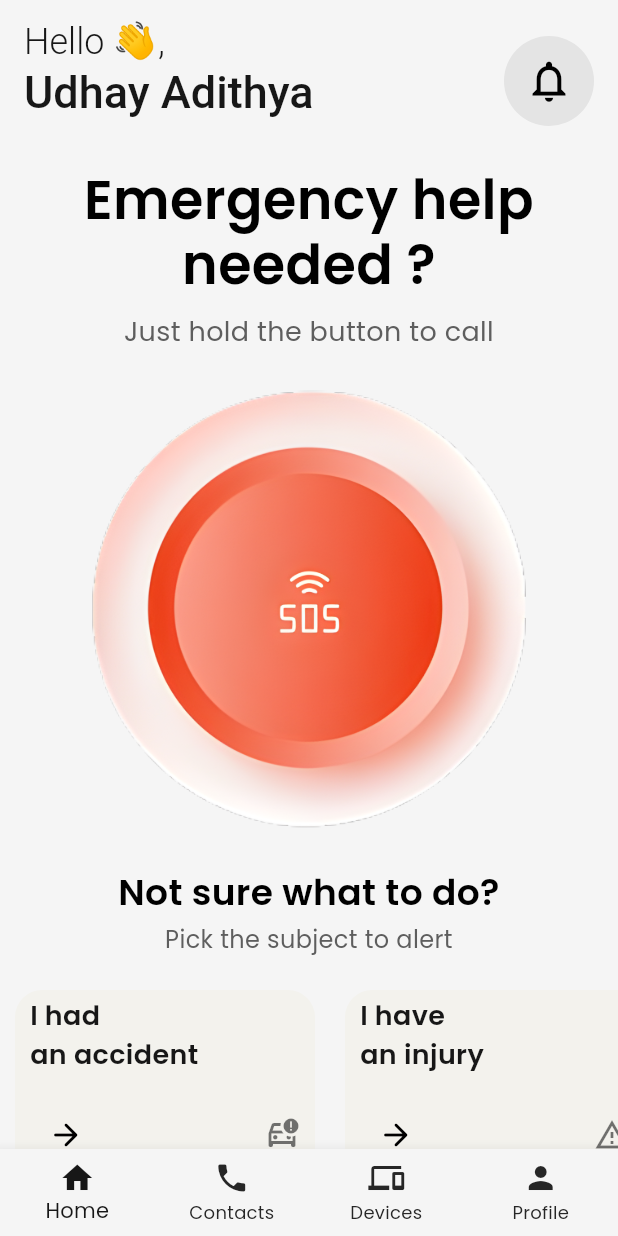
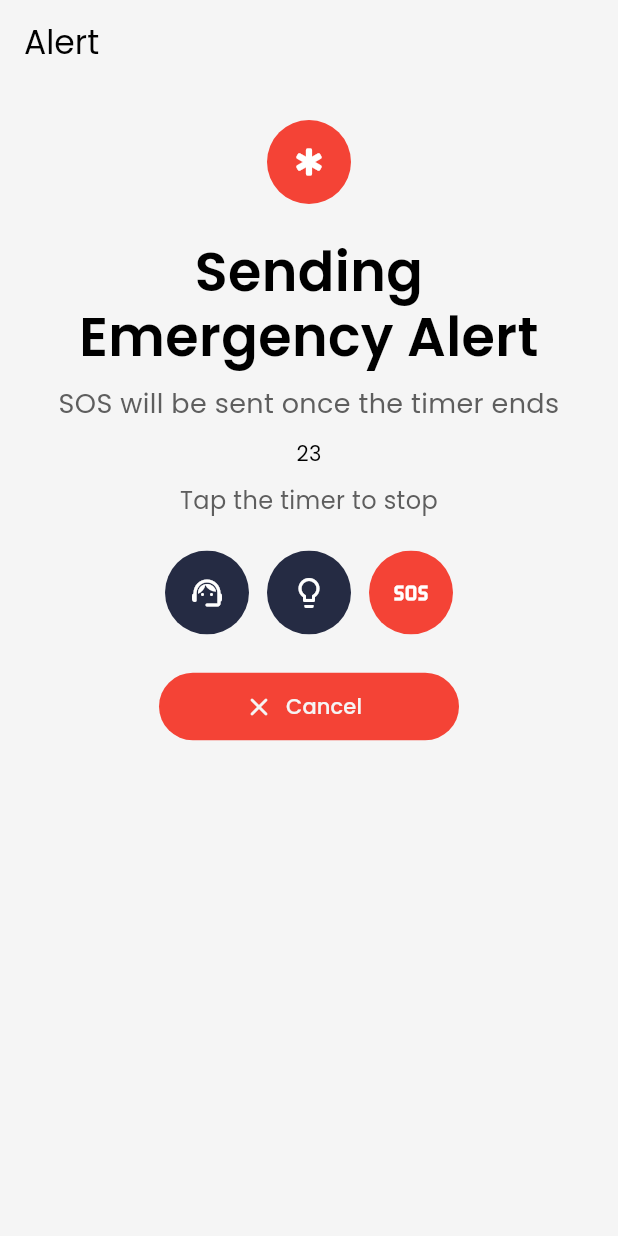
Before and after one commit to Udhay-Adithya/impactsense, a Flutter app: the screen it shows after launch, on a phone screen of 412 x 824 dp. Run offline on Flutter 3.47's test engine with Material 3 defaults, Android fonts, the phone set to English and light mode, and no system bars; missing offline and left inert: flutter_blue_classic.

Commit message:
feat: Alert page

```diff
--- a/lib/main.dart
+++ b/lib/main.dart
@@ -1,8 +1,7 @@
 import 'package:flutter/material.dart';
-import 'package:impactsense/bt/scan_screen.dart';
 import 'package:impactsense/utils/theme/themes.dart';
 
-import 'utils/components/bottom_nav_bar.dart';
+import 'pages/emergency_alert_page.dart';
 
 void main() {
   runApp(const MyApp());
@@ -13,48 +12,10 @@ class MyApp extends StatelessWidget {
   @override
   Widget build(BuildContext context) {
     return MaterialApp(
-      debugShowCheckedModeBanner: false,
-      title: 'ImpactSense',
-      theme: lightTheme,
-      home: const BottomNavBar(),
-    );
+        debugShowCheckedModeBanner: false,
+        title: 'ImpactSense',
+        theme: lightTheme,
+        home: const EmergencyAlertPage() //BottomNavBar(),
+        );
   }
 }
-
-class MyHomePage extends StatefulWidget {
-  const MyHomePage({super.key, required this.title});
-
-  final String title;
-
-  @override
-  State<MyHomePage> createState() => _MyHomePageState();
-}
-
-class _MyHomePageState extends State<MyHomePage> {
-  @override
-  Widget build(BuildContext context) {
-    return Scaffold(
-      appBar: AppBar(
-        backgroundColor: Theme.of(context).colorScheme.inversePrimary,
-        title: Text(widget.title),
-      ),
-      body: Center(
-        child: Column(
-          mainAxisAlignment: MainAxisAlignment.center,
-          children: <Widget>[
-            TextButton(
-              onPressed: () {
-                Navigator.of(context).push(MaterialPageRoute(
-                    builder: (context) => const ScanScreen()));
-              },
-              child: const Text("Test"),
-            ),
-            const Text(
-              'You have pushed the button this many times:',
-            ),
-          ],
-        ),
-      ),
-    );
-  }
-}
--- a/lib/pages/contacts_page.dart
+++ b/lib/pages/contacts_page.dart
@@ -25,6 +25,7 @@ class _ContactsPageState extends State<ContactsPage> {
   Widget build(BuildContext context) {
     return Scaffold(
       appBar: AppBar(
+        automaticallyImplyLeading: false,
         centerTitle: true,
         title: const Text("Contacts"),
         actions: [
--- a/lib/pages/devices_page.dart
+++ b/lib/pages/devices_page.dart
@@ -18,6 +18,7 @@ class DevicesPage extends StatelessWidget {
             backgroundColor: Theme.of(context).colorScheme.surface,
             expandedHeight: 100,
             elevation: 0,
+            automaticallyImplyLeading: false,
             flexibleSpace: FlexibleSpaceBar(
               titlePadding:
                   const EdgeInsets.symmetric(horizontal: 16.0, vertical: 16.0),
--- /dev/null
+++ b/lib/pages/emergency_alert_page.dart
@@ -0,0 +1,187 @@
+import 'dart:async';
+import 'package:flutter/material.dart';
+import '../utils/components/bottom_nav_bar.dart';
+
+class EmergencyAlertPage extends StatefulWidget {
+  const EmergencyAlertPage({super.key});
+
+  @override
+  State<EmergencyAlertPage> createState() => _EmergencyAlertPageState();
+}
+
+class _EmergencyAlertPageState extends State<EmergencyAlertPage> {
+  int countDown = 30;
+  Timer? _timer;
+
+  @override
+  void initState() {
+    super.initState();
+    startCountDown();
+  }
+
+  void startCountDown() {
+    if (_timer != null) {
+      _timer!.cancel();
+    }
+
+    _timer = Timer.periodic(const Duration(seconds: 1), (timer) {
+      setState(() {
+        if (countDown > 0) {
+          countDown--;
+        } else {
+          _timer!.cancel();
+          // You can trigger an emergency alert action here when the countdown finishes
+        }
+      });
+    });
+  }
+
+  @override
+  void dispose() {
+    _timer?.cancel();
+    super.dispose();
+  }
+
+  @override
+  Widget build(BuildContext context) {
+    return Scaffold(
+      appBar: AppBar(
+        title: const Text("Alert"),
+      ),
+      body: Center(
+        child: Column(
+          crossAxisAlignment: CrossAxisAlignment.center,
+          children: [
+            const SizedBox(height: 24),
+            ClipRRect(
+              borderRadius: BorderRadius.circular(28),
+              child: Container(
+                color: Colors.red,
+                child: const Padding(
+                  padding: EdgeInsets.all(16.0),
+                  child: Icon(
+                    Icons.emergency_rounded,
+                    color: Colors.white,
+                  ),
+                ),
+              ),
+            ),
+            const SizedBox(height: 24),
+            const Text(
+              "Sending\nEmergency Alert",
+              textAlign: TextAlign.center,
+              style: TextStyle(
+                height: 1.2,
+                fontSize: 36,
+                fontWeight: FontWeight.w600,
+              ),
+            ),
+            const SizedBox(height: 12),
+            Text(
+              "SOS will be sent once the timer ends",
+              textAlign: TextAlign.center,
+              style: TextStyle(
+                  height: 1.2,
+                  fontSize: 18,
+                  fontWeight: FontWeight.w400,
+                  color: Theme.of(context).colorScheme.tertiary),
+            ),
+            const SizedBox(
+              height: 12,
+            ),
+            Text(
+              "$countDown",
+            ),
+            const SizedBox(
+              height: 12,
+            ),
+            Text(
+              "Tap the timer to stop",
+              textAlign: TextAlign.center,
+              style: TextStyle(
+                  height: 1.2,
+                  fontSize: 16,
+                  fontWeight: FontWeight.w400,
+                  color: Theme.of(context).colorScheme.tertiary),
+            ),
+            const SizedBox(height: 24),
+            Row(
+              mainAxisAlignment: MainAxisAlignment.center,
+              children: [
+                ClipRRect(
+                  borderRadius: BorderRadius.circular(28),
+                  child: Container(
+                    color: const Color(0xFF252b43),
+                    child: const Padding(
+                      padding: EdgeInsets.all(16.0),
+                      child: Icon(
+                        Icons.support_agent_rounded,
+                        color: Colors.white,
+                      ),
+                    ),
+                  ),
+                ),
+                const SizedBox(width: 12),
+                ClipRRect(
+                  borderRadius: BorderRadius.circular(28),
+                  child: Container(
+                    color: const Color(0xFF252b43),
+                    child: const Padding(
+                      padding: EdgeInsets.all(16.0),
+                      child: Icon(
+                        Icons.lightbulb_outline_rounded,
+                        color: Colors.white,
+                      ),
+                    ),
+                  ),
+                ),
+                const SizedBox(width: 12),
+                ClipRRect(
+                  borderRadius: BorderRadius.circular(28),
+                  child: Container(
+                    color: Colors.red,
+                    child: const Padding(
+                      padding: EdgeInsets.all(16.0),
+                      child: Icon(
+                        Icons.sos,
+                        color: Colors.white,
+                      ),
+                    ),
+                  ),
+                ),
+              ],
+            ),
+            const SizedBox(height: 24),
+            ElevatedButton.icon(
+              onPressed: () {
+                _timer?.cancel();
+                Navigator.push(
+                  context,
+                  MaterialPageRoute(
+                    builder: (builder) => const BottomNavBar(),
+                  ),
+                );
+                // Cancel emergency alert action here
+              },
+              style: ElevatedButton.styleFrom(
+                  elevation: 0,
+                  backgroundColor: Colors.red,
+                  minimumSize: const Size(200, 45)),
+              label: Text(
+                "Cancel",
+                style: TextStyle(
+                  color: Theme.of(context).colorScheme.surface,
+                ),
+              ),
+              icon: Icon(
+                Icons.close_rounded,
+                color: Theme.of(context).colorScheme.surface,
+                size: 20,
+              ),
+            ),
+          ],
+        ),
+      ),
+    );
+  }
+}
--- a/lib/pages/home_page.dart
+++ b/lib/pages/home_page.dart
@@ -25,6 +25,7 @@ class HomePage extends StatelessWidget {
           backgroundColor: Theme.of(context).colorScheme.surface,
           expandedHeight: 100,
           elevation: 0,
+          automaticallyImplyLeading: false,
           flexibleSpace: FlexibleSpaceBar(
             titlePadding:
                 const EdgeInsets.symmetric(horizontal: 16.0, vertical: 16.0),
--- a/lib/pages/sending_alert_page.dart
+++ /dev/null
@@ -1,15 +0,0 @@
-import 'package:flutter/material.dart';
-
-class SendingAlertPage extends StatefulWidget {
-  const SendingAlertPage({super.key});
-
-  @override
-  State<SendingAlertPage> createState() => _SendingAlertPageState();
-}
-
-class _SendingAlertPageState extends State<SendingAlertPage> {
-  @override
-  Widget build(BuildContext context) {
-    return const Placeholder();
-  }
-}
--- a/lib/utils/components/bottom_nav_bar.dart
+++ b/lib/utils/components/bottom_nav_bar.dart
@@ -6,13 +6,13 @@ import '../../pages/home_page.dart';
 import '../../pages/profile_page.dart';
 
 class BottomNavBar extends StatefulWidget {
-  const BottomNavBar({Key? key}) : super(key: key);
+  const BottomNavBar({super.key});
 
   @override
-  _BottomNavBarState createState() => _BottomNavBarState();
+  BottomNavBarState createState() => BottomNavBarState();
 }
 
-class _BottomNavBarState extends State<BottomNavBar> {
+class BottomNavBarState extends State<BottomNavBar> {
   int _currentIndex = 0;
 
   // Define the pages to show when each tab is selected
```
Also changed, not shown: 1 other file.
